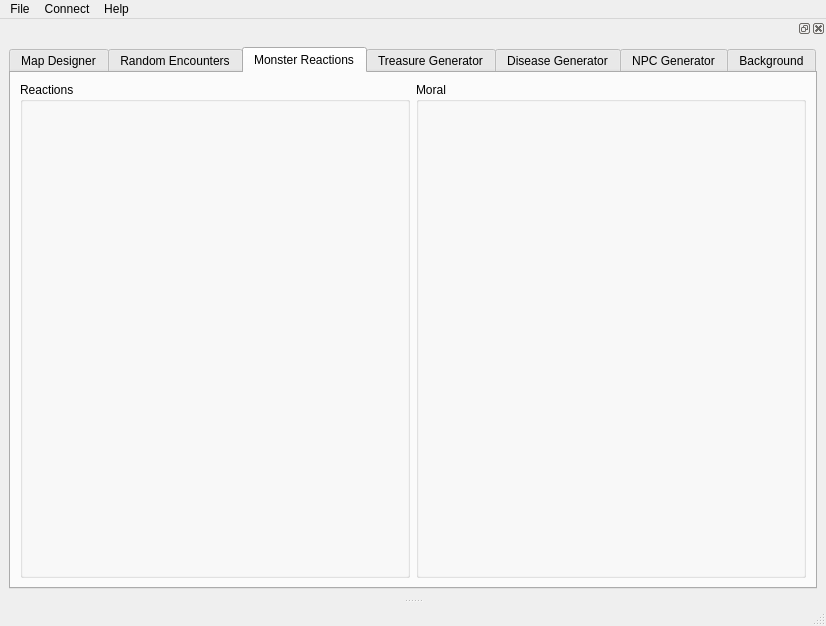
This is UI/main_window.ui in sbordeyne/DnDApp as Qt 5 draws it before an edit. The edited form follows.
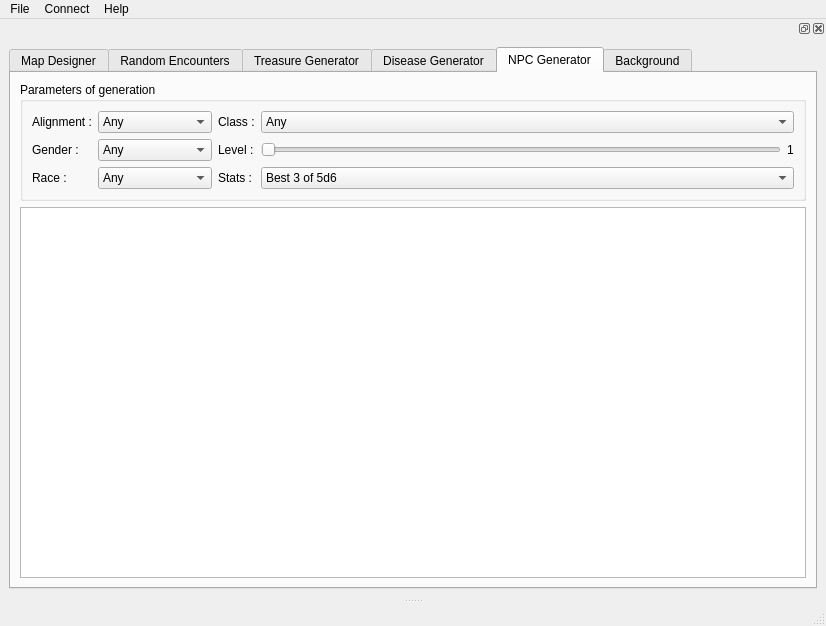
This is the edited form. The open tabs and pages were chosen to show the change. Icons and pictures are not drawn.

Patch:
```diff
--- a/UI/main_window.ui
+++ b/UI/main_window.ui
@@ -826,27 +826,6 @@
          </item>
         </layout>
        </widget>
-       <widget class="QWidget" name="monster_reactions_tab">
-        <attribute name="title">
-         <string>Monster Reactions</string>
-        </attribute>
-        <layout class="QGridLayout" name="gridLayout_13">
-         <item row="0" column="0">
-          <widget class="QGroupBox" name="groupBox_4">
-           <property name="title">
-            <string>Reactions</string>
-           </property>
-          </widget>
-         </item>
-         <item row="0" column="1">
-          <widget class="QGroupBox" name="groupBox_5">
-           <property name="title">
-            <string>Moral</string>
-           </property>
-          </widget>
-         </item>
-        </layout>
-       </widget>
        <widget class="QWidget" name="treasure_generator_tab">
         <attribute name="title">
          <string>Treasure Generator</string>
```
Left out of the diff: 12 changed lines with no effect on the pictures.
